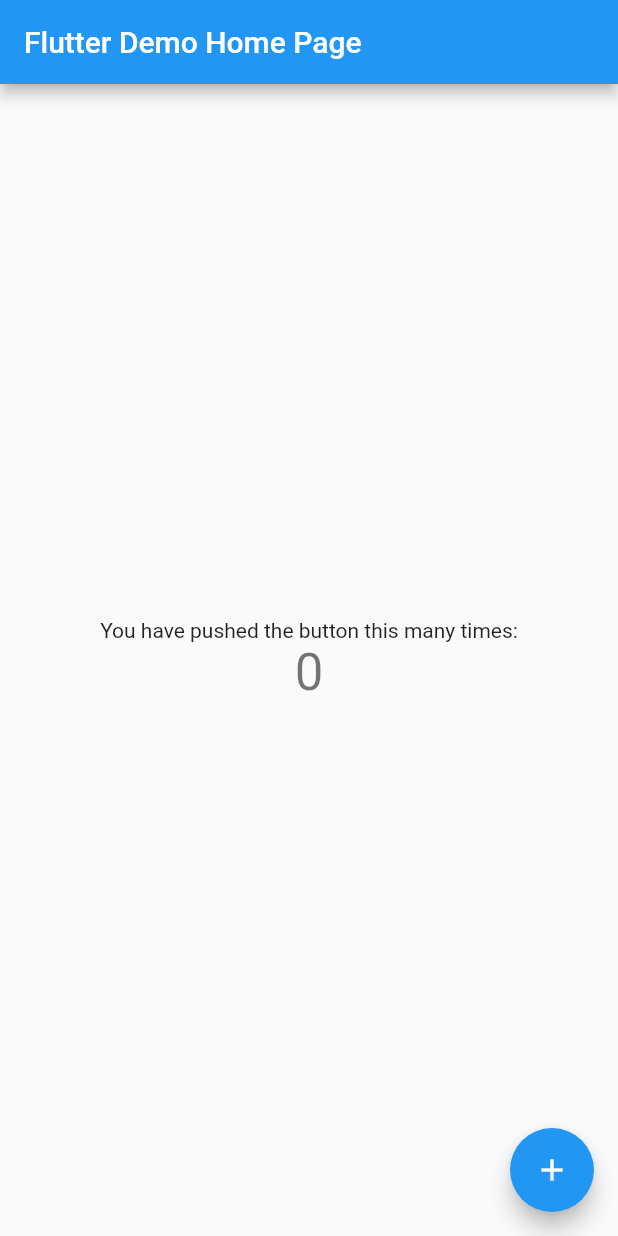
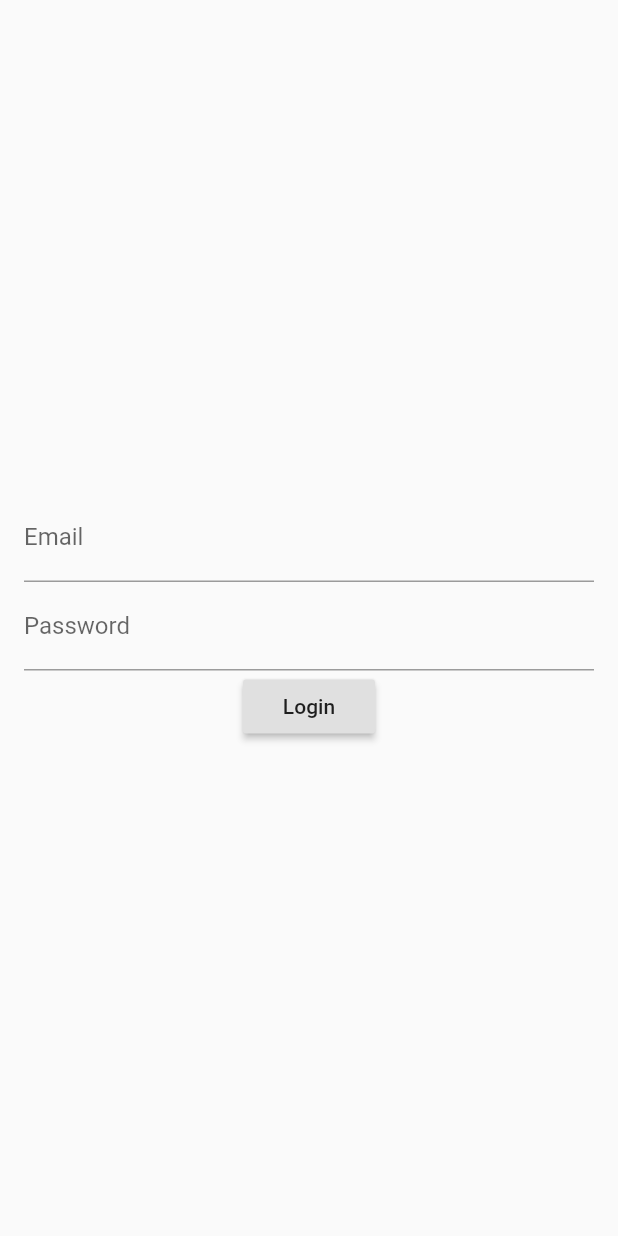
Before and after one commit to imhenoch/cinnamon, a Flutter app: the screen it shows after launch, on a phone screen of 412 x 824 dp. Run offline on Flutter 3.47's test engine with Material 2 defaults, Android fonts, the phone set to English and light mode, and no system bars.

Commit message:
Adds dummy login screen, which is also shown at the start

```diff
--- a/lib/main.dart
+++ b/lib/main.dart
@@ -1,111 +1,26 @@
 import 'package:flutter/material.dart';
+import 'package:cinnamon/ui/login.dart';
 
-void main() => runApp(MyApp());
-
-class MyApp extends StatelessWidget {
-  // This widget is the root of your application.
-  @override
-  Widget build(BuildContext context) {
-    return MaterialApp(
-      title: 'Flutter Demo',
-      theme: ThemeData(
-        // This is the theme of your application.
-        //
-        // Try running your application with "flutter run". You'll see the
-        // application has a blue toolbar. Then, without quitting the app, try
-        // changing the primarySwatch below to Colors.green and then invoke
-        // "hot reload" (press "r" in the console where you ran "flutter run",
-        // or simply save your changes to "hot reload" in a Flutter IDE).
-        // Notice that the counter didn't reset back to zero; the application
-        // is not restarted.
-        primarySwatch: Colors.blue,
-      ),
-      home: MyHomePage(title: 'Flutter Demo Home Page'),
-    );
-  }
+Future<void> main() async {
+  runApp(CinnamonApp());
 }
 
-class MyHomePage extends StatefulWidget {
-  MyHomePage({Key key, this.title}) : super(key: key);
-
-  // This widget is the home page of your application. It is stateful, meaning
-  // that it has a State object (defined below) that contains fields that affect
-  // how it looks.
-
-  // This class is the configuration for the state. It holds the values (in this
-  // case the title) provided by the parent (in this case the App widget) and
-  // used by the build method of the State. Fields in a Widget subclass are
-  // always marked "final".
-
-  final String title;
-
+class CinnamonApp extends StatefulWidget {
   @override
-  _MyHomePageState createState() => _MyHomePageState();
+  _CinnamonAppState createState() => _CinnamonAppState();
 }
 
-class _MyHomePageState extends State<MyHomePage> {
-  int _counter = 0;
-
-  void _incrementCounter() {
-    setState(() {
-      // This call to setState tells the Flutter framework that something has
-      // changed in this State, which causes it to rerun the build method below
-      // so that the display can reflect the updated values. If we changed
-      // _counter without calling setState(), then the build method would not be
-      // called again, and so nothing would appear to happen.
-      _counter++;
-    });
+class _CinnamonAppState extends State<CinnamonApp> {
+  @override
+  void initState() {
+    super.initState();
   }
 
   @override
   Widget build(BuildContext context) {
-    // This method is rerun every time setState is called, for instance as done
-    // by the _incrementCounter method above.
-    //
-    // The Flutter framework has been optimized to make rerunning build methods
-    // fast, so that you can just rebuild anything that needs updating rather
-    // than having to individually change instances of widgets.
-    return Scaffold(
-      appBar: AppBar(
-        // Here we take the value from the MyHomePage object that was created by
-        // the App.build method, and use it to set our appbar title.
-        title: Text(widget.title),
-      ),
-      body: Center(
-        // Center is a layout widget. It takes a single child and positions it
-        // in the middle of the parent.
-        child: Column(
-          // Column is also layout widget. It takes a list of children and
-          // arranges them vertically. By default, it sizes itself to fit its
-          // children horizontally, and tries to be as tall as its parent.
-          //
-          // Invoke "debug painting" (press "p" in the console, choose the
-          // "Toggle Debug Paint" action from the Flutter Inspector in Android
-          // Studio, or the "Toggle Debug Paint" command in Visual Studio Code)
-          // to see the wireframe for each widget.
-          //
-          // Column has various properties to control how it sizes itself and
-          // how it positions its children. Here we use mainAxisAlignment to
-          // center the children vertically; the main axis here is the vertical
-          // axis because Columns are vertical (the cross axis would be
-          // horizontal).
-          mainAxisAlignment: MainAxisAlignment.center,
-          children: <Widget>[
-            Text(
-              'You have pushed the button this many times:',
-            ),
-            Text(
-              '$_counter',
-              style: Theme.of(context).textTheme.display1,
-            ),
-          ],
-        ),
-      ),
-      floatingActionButton: FloatingActionButton(
-        onPressed: _incrementCounter,
-        tooltip: 'Increment',
-        child: Icon(Icons.add),
-      ), // This trailing comma makes auto-formatting nicer for build methods.
+    return MaterialApp(
+      title: 'Cinnamon',
+      home: LoginPage(),
     );
   }
 }
--- /dev/null
+++ b/lib/ui/login.dart
@@ -0,0 +1,46 @@
+import 'package:flutter/material.dart';
+
+class LoginPage extends StatefulWidget {
+  @override
+  _LoginPageState createState() => _LoginPageState();
+}
+
+class _LoginPageState extends State<LoginPage> {
+  @override
+  void initState() {
+    super.initState();
+  }
+
+  @override
+  Widget build(BuildContext context) {
+    return Scaffold(
+      body: Container(
+        padding: EdgeInsets.all(16.0),
+        child: Column(
+          mainAxisAlignment: MainAxisAlignment.center,
+          children: [
+            TextField(
+              decoration: InputDecoration(
+                  labelText: "Email"
+              ),
+            ),
+            TextField(
+              obscureText: true,
+              decoration: InputDecoration(
+                  labelText: "Password"
+              ),
+            ),
+            RaisedButton(
+              child: Text("Login"),
+              onPressed: _login,
+            )
+          ],
+        ),
+      ),
+    );
+  }
+
+  void _login() {
+
+  }
+}
```
